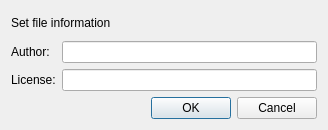
Old version of the form src/widgets/change_file_info_dialog.ui in the repository Kangie/solarus.
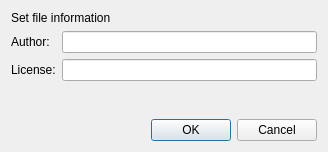
New version of the form.

The edit to the form file:
```diff
--- a/src/widgets/change_file_info_dialog.ui
+++ b/src/widgets/change_file_info_dialog.ui
@@ -7,7 +7,7 @@
     <x>0</x>
     <y>0</y>
     <width>328</width>
-    <height>130</height>
+    <height>152</height>
    </rect>
   </property>
   <property name="windowTitle">
@@ -23,6 +23,18 @@
    </item>
    <item>
     <layout class="QFormLayout" name="form_layout">
+     <property name="leftMargin">
+      <number>0</number>
+     </property>
+     <property name="topMargin">
+      <number>0</number>
+     </property>
+     <property name="rightMargin">
+      <number>0</number>
+     </property>
+     <property name="bottomMargin">
+      <number>0</number>
+     </property>
      <item row="0" column="0">
       <widget class="QLabel" name="author_label">
        <property name="text">
@@ -48,6 +60,19 @@
      </item>
     </layout>
    </item>
+   <item>
+    <spacer name="verticalSpacer">
+     <property name="orientation">
+      <enum>Qt::Orientation::Vertical</enum>
+     </property>
+     <property name="sizeHint" stdset="0">
+      <size>
+       <width>0</width>
+       <height>0</height>
+      </size>
+     </property>
+    </spacer>
+   </item>
    <item>
     <widget class="QDialogButtonBox" name="button_box">
      <property name="orientation">
```
Left out of the diff: 4 changed lines with no effect on the pictures.
